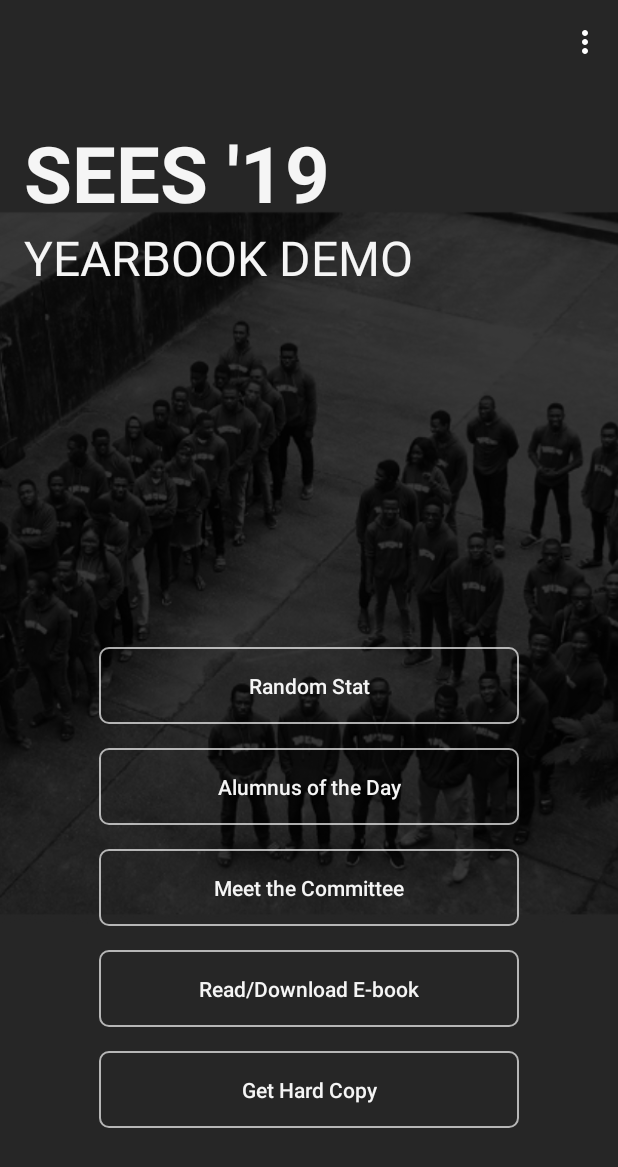
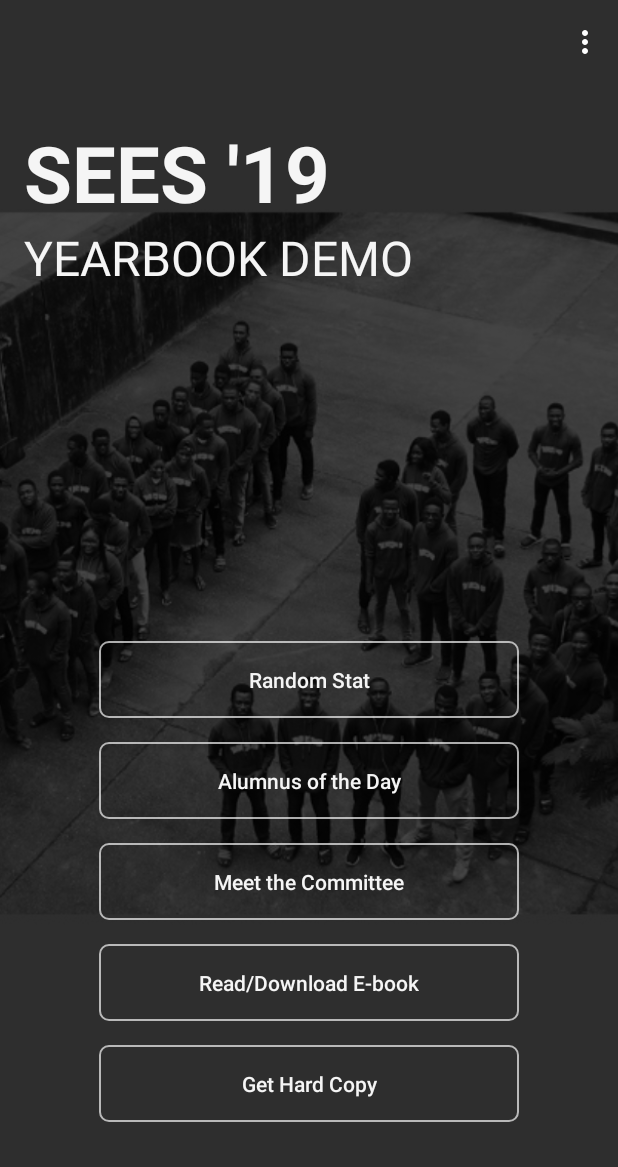
Before and after one commit to emekabe/SEES19_Yearbook_Demo, an Android app: the screen it shows after launch (MainActivity), after a tap on "Get Hard Copy", on a phone screen of 412 x 824 dp. Shown: the top 1167 px of the screen. Run offline under Robolectric (Android 15) with nearby library versions, the phone set to English and light mode, and no system bars; our stand-ins replace Firebase (no records; nobody signed in at launch, a user with empty details on screens opened directly); 1 statement that could not run was skipped.

Commit message:
Some more kommits

```diff
--- a/app/src/main/java/com/emekachukwulobe/sees19yearbookdemo/MainActivity.java
+++ b/app/src/main/java/com/emekachukwulobe/sees19yearbookdemo/MainActivity.java
@@ -141,7 +141,7 @@ public class MainActivity extends AppCompatActivity {
             public void onClick(View v) {
                 noToMessage = randomBg.nextInt(2);
                 String phoneNo;
-                String message = "I want to get the hardcopy of the yearbook";
+                String message = "I want to get a hard copy of the yearbook";
                 if (noToMessage == 0){//Message Aanu
                     phoneNo = "2349060204500";
                 }
--- a/app/src/main/java/com/emekachukwulobe/sees19yearbookdemo/StatActivity.java
+++ b/app/src/main/java/com/emekachukwulobe/sees19yearbookdemo/StatActivity.java
@@ -28,7 +28,7 @@ public class StatActivity extends AppCompatActivity {
 
         TextView textView = new TextView(this);
         textView.setText("Stat");
-        textView.setTextSize(25);
+        textView.setTextSize(20);
         textView.setTypeface(Typeface.SANS_SERIF, Typeface.BOLD);
 
         textView.setTextColor(Color.parseColor("#000000"));
--- a/app/src/main/res/layout-land/activity_main.xml
+++ b/app/src/main/res/layout-land/activity_main.xml
@@ -17,7 +17,7 @@
     <View
         android:layout_width="match_parent"
         android:layout_height="match_parent"
-        android:background="#C5000000"/>
+        android:background="#B9000000"/>
 
     <LinearLayout
         android:layout_width="match_parent"
--- a/app/src/main/res/layout/activity_main.xml
+++ b/app/src/main/res/layout/activity_main.xml
@@ -17,7 +17,7 @@
     <View
         android:layout_width="match_parent"
         android:layout_height="match_parent"
-        android:background="#C5000000"/>
+        android:background="#B9000000"/>
 
     <TextView
         android:id="@+id/sees19"
@@ -47,7 +47,7 @@
         android:orientation="vertical"
         android:layout_centerHorizontal="true"
         android:layout_alignParentBottom="true"
-        android:layout_marginBottom="56dp">
+        android:layout_marginBottom="60dp">
 
         <Button
             android:id="@+id/random_stat_button"
--- a/app/src/main/res/layout/list_item.xml
+++ b/app/src/main/res/layout/list_item.xml
@@ -57,7 +57,7 @@
         android:background="@drawable/theme_border_committee_buttons"
         android:layout_alignParentRight="true"
         android:layout_marginRight="5dp"
-        android:layout_marginTop="72dp"/>
+        android:layout_marginTop="74dp"/>
 
 
     <View
```
